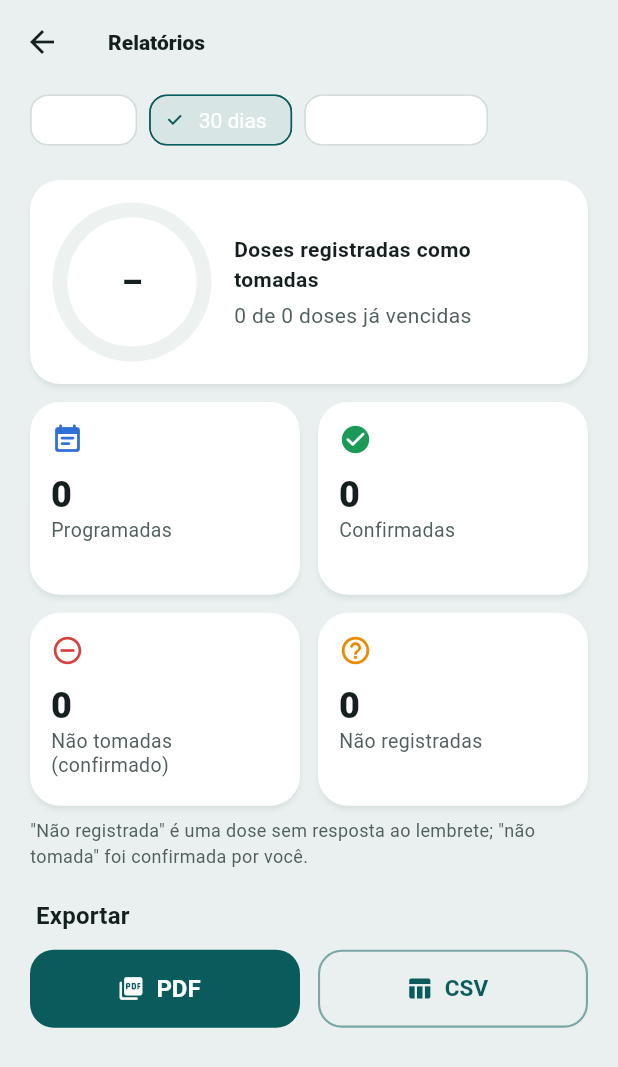
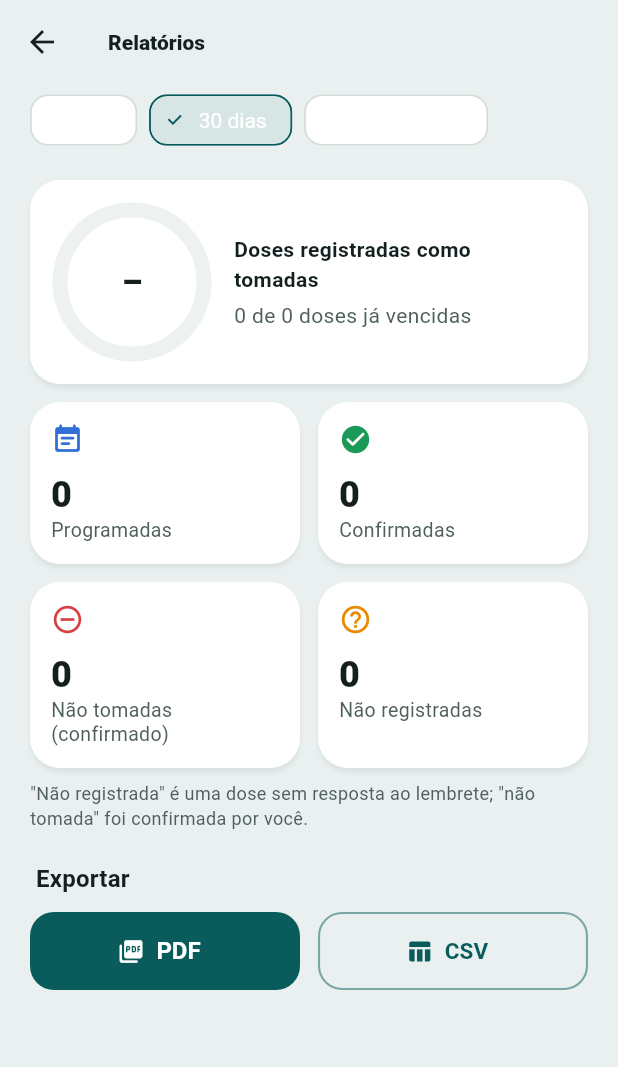
Before and after one commit to Julio1021/meu-remedio, a Flutter app: the ReportsScreen screen opened directly, on a phone screen of 412 x 824 dp. Shown: the top 1067 px of the screen. Run offline on Flutter 3.47's test engine with Material 3 defaults, Android fonts, the phone set to English and light mode, and no system bars; our stand-ins replace file_picker, flutter_local_notifications, flutter_timezone, image_picker, pdf, share_plus and 2 more; accounts and stored records are empty.

Commit message:
Ajustes de layout: cartão do próximo remédio, fontes dos botões, grade de indicadores
Co-Authored-By: Claude Opus 5.5 <noreply@anthropic.com>
Claude-Session: https://claude.ai/code/session_01TpEQ1ri8c4X4bMf7v8xtiM

```diff
--- a/lib/ui/screens/medications_screen.dart
+++ b/lib/ui/screens/medications_screen.dart
@@ -54,7 +54,7 @@ class _MedicationsScreenState extends State<MedicationsScreen> {
         return a.name.toLowerCase().compareTo(b.name.toLowerCase());
       });
     return Scaffold(
-      appBar: AppBar(title: const Text('Medicamentos')),
+      appBar: AppBar(title: const Text('Meus remédios')),
       body: Column(children: [
         Padding(
           padding: const EdgeInsets.fromLTRB(20, 0, 20, 8),
--- a/lib/ui/screens/reports_screen.dart
+++ b/lib/ui/screens/reports_screen.dart
@@ -126,13 +126,7 @@ class _ReportsScreenState extends State<ReportsScreen> {
               ),
             ),
             const SizedBox(height: 12),
-            GridView.count(
-              crossAxisCount: 2,
-              shrinkWrap: true,
-              physics: const NeverScrollableScrollPhysics(),
-              mainAxisSpacing: 12,
-              crossAxisSpacing: 12,
-              childAspectRatio: 1.4,
+            StatGrid(
               children: [
                 StatCard(label: 'Programadas', value: '${st.scheduled}', color: AppColors.info, icon: Icons.event_note_rounded),
                 StatCard(label: 'Confirmadas', value: '${st.taken}', color: AppColors.success, icon: Icons.check_circle_rounded),
--- a/lib/ui/widgets/common.dart
+++ b/lib/ui/widgets/common.dart
@@ -209,7 +209,7 @@ class DoseTile extends StatelessWidget {
             Expanded(
               child: Column(crossAxisAlignment: CrossAxisAlignment.start, children: [
                 Text(name,
-                    maxLines: 1,
+                    maxLines: 2,
                     overflow: TextOverflow.ellipsis,
                     style: TextStyle(
                       fontWeight: FontWeight.w700,
@@ -356,3 +356,24 @@ class LabeledValue extends StatelessWidget {
         ]),
       );
 }
+
+/// Grade de indicadores em duas colunas que se ajusta à altura do conteúdo
+/// (não corta texto com fonte grande).
+class StatGrid extends StatelessWidget {
+  final List<Widget> children;
+  const StatGrid({super.key, required this.children});
+
+  @override
+  Widget build(BuildContext context) => Column(children: [
+        for (var i = 0; i < children.length; i += 2) ...[
+          if (i > 0) const SizedBox(height: 12),
+          IntrinsicHeight(
+            child: Row(crossAxisAlignment: CrossAxisAlignment.stretch, children: [
+              Expanded(child: children[i]),
+              const SizedBox(width: 12),
+              Expanded(child: i + 1 < children.length ? children[i + 1] : const SizedBox()),
+            ]),
+          ),
+        ],
+      ]);
+}
```
Also changed, not shown: lib/core/theme.dart (+9 -8 lines), lib/ui/screens/home_screen.dart (+20 -9 lines).
